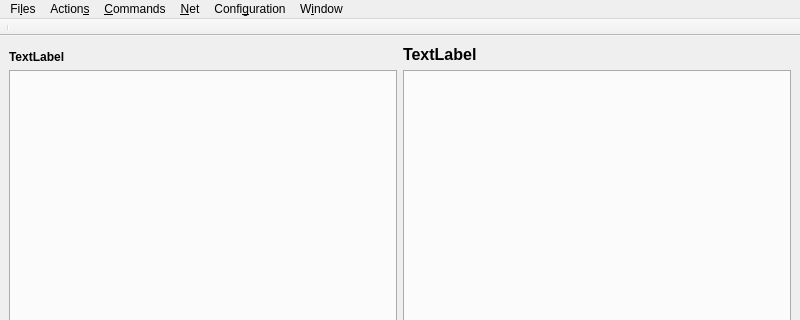
The window that mainwindow.ui (afigegoznaet/YAC_Commander) describes before a commit, drawn with Qt 5; both pictures show x 0 to 800 and y 0 to 320 of the 800 by 600 pixel window.
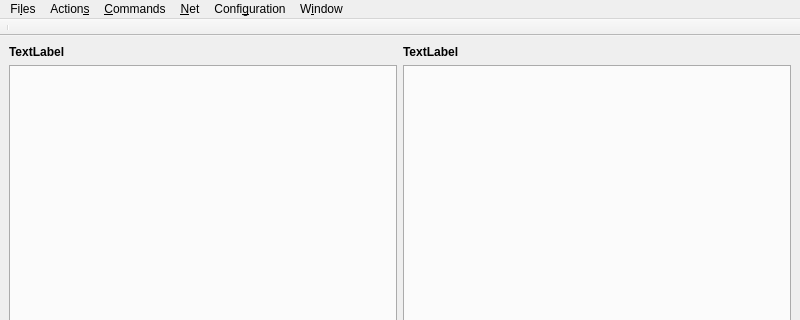
The same window after the commit. Custom widgets are drawn as their Qt base class.

Commit message: A small adaptation for Qt version < 5.9

```diff
--- a/mainwindow.ui
+++ b/mainwindow.ui
@@ -51,15 +51,8 @@
     </item>
     <item row="0" column="1">
      <widget class="QLabel" name="rightLabel">
-      <property name="sizePolicy">
-       <sizepolicy hsizetype="Preferred" vsizetype="Preferred">
-        <horstretch>0</horstretch>
-        <verstretch>0</verstretch>
-       </sizepolicy>
-      </property>
       <property name="font">
        <font>
-        <pointsize>12</pointsize>
         <weight>75</weight>
         <bold>true</bold>
        </font>
@@ -73,6 +66,9 @@
       <property name="text">
        <string>TextLabel</string>
       </property>
+	 <property name="textFormat">
+	  <enum>Qt::PlainText</enum>
+	 </property>
       <property name="alignment">
        <set>Qt::AlignBottom|Qt::AlignLeading|Qt::AlignLeft</set>
       </property>
```
Left out of the diff: 2 changed lines with no effect on the pictures. Lines whose indentation alone changed are shown as unchanged. The commit also changes 1 other file.
